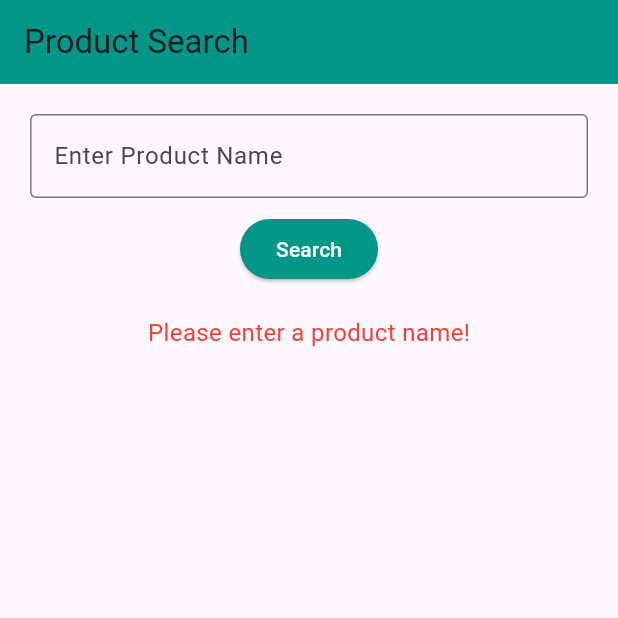
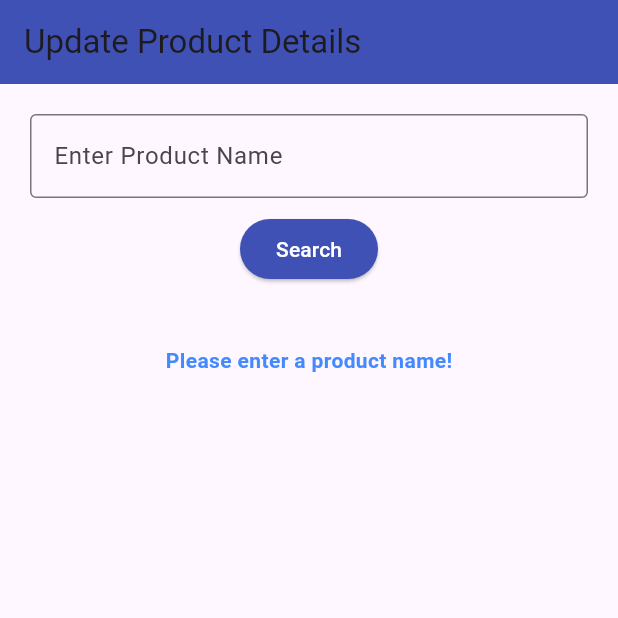
Before and after one commit to chrsin-lab/ex-9-, a Flutter app: the screen it shows after launch, after a tap on "Search", on a phone screen of 412 x 824 dp, the top half of it. Run offline on Flutter 3.47's test engine with Material 3 defaults, Android fonts, the phone set to English and light mode, and no system bars; our stand-ins replace cloud_firestore, firebase_core; accounts and stored records are empty.

```diff
--- a/lib/main.dart
+++ b/lib/main.dart
@@ -7,24 +7,29 @@ Future<void> main() async {
   await Firebase.initializeApp();
   runApp(const MaterialApp(
     debugShowCheckedModeBanner: false,
-    home: ProductSearchApp(),
+    home: UpdateProductApp(),
   ));
 }
 
-class ProductSearchApp extends StatefulWidget {
-  const ProductSearchApp({super.key});
+class UpdateProductApp extends StatefulWidget {
+  const UpdateProductApp({super.key});
 
   @override
-  State<ProductSearchApp> createState() => _ProductSearchAppState();
+  State<UpdateProductApp> createState() => _UpdateProductAppState();
 }
 
-class _ProductSearchAppState extends State<ProductSearchApp> {
-  final TextEditingController _searchController = TextEditingController();
+class _UpdateProductAppState extends State<UpdateProductApp> {
+  final TextEditingController _nameController = TextEditingController();
+  final TextEditingController _quantityController = TextEditingController();
+  final TextEditingController _priceController = TextEditingController();
+
   Map<String, dynamic>? _product;
   String _message = "";
+  String? _productId; // To track which document to update
 
+  // 🔍 Search Product Function
   Future<void> _searchProduct() async {
-    String productName = _searchController.text.trim();
+    String productName = _nameController.text.trim();
 
     if (productName.isEmpty) {
       setState(() {
@@ -41,14 +46,19 @@ class _ProductSearchAppState extends State<ProductSearchApp> {
           .get();
 
       if (snapshot.docs.isNotEmpty) {
+        var doc = snapshot.docs.first;
         setState(() {
-          _product = snapshot.docs.first.data() as Map<String, dynamic>;
+          _productId = doc.id;
+          _product = doc.data() as Map<String, dynamic>;
+          _quantityController.text = _product!['quantity'].toString();
+          _priceController.text = _product!['price'].toString();
           _message = "";
         });
       } else {
         setState(() {
           _product = null;
-          _message = "Product not found";
+          _productId = null;
+          _message = "Product not found.";
         });
       }
     } catch (e) {
@@ -58,20 +68,49 @@ class _ProductSearchAppState extends State<ProductSearchApp> {
     }
   }
 
+  // ✏️ Update Product Function
+  Future<void> _updateProduct() async {
+    if (_productId == null) {
+      setState(() {
+        _message = "Please search for a product first!";
+      });
+      return;
+    }
+
+    try {
+      await FirebaseFirestore.instance
+          .collection('products')
+          .doc(_productId)
+          .update({
+        'quantity': int.tryParse(_quantityController.text) ?? 0,
+        'price': double.tryParse(_priceController.text) ?? 0.0,
+      });
+
+      setState(() {
+        _message = "Product details updated successfully!";
+      });
+    } catch (e) {
+      setState(() {
+        _message = "Error updating product: $e";
+      });
+    }
+  }
+
   @override
   Widget build(BuildContext context) {
     return Scaffold(
       appBar: AppBar(
-        title: const Text("Product Search"),
-        backgroundColor: Colors.teal,
+        title: const Text("Update Product Details"),
+        backgroundColor: Colors.indigo,
       ),
       body: Padding(
         padding: const EdgeInsets.all(20),
+        child: SingleChildScrollView(
           child: Column(
             children: [
-            // Input Field
+              // 🔹 Product Name
               TextField(
-              controller: _searchController,
+                controller: _nameController,
                 decoration: const InputDecoration(
                   labelText: "Enter Product Name",
                   border: OutlineInputBorder(),
@@ -79,50 +118,67 @@ class _ProductSearchAppState extends State<ProductSearchApp> {
               ),
               const SizedBox(height: 10),
 
-            // Search Button
+              // 🔍 Search Button
               ElevatedButton(
                 onPressed: _searchProduct,
                 style: ElevatedButton.styleFrom(
-                backgroundColor: Colors.teal,
+                  backgroundColor: Colors.indigo,
                   foregroundColor: Colors.white,
                 ),
                 child: const Text("Search"),
               ),
               const SizedBox(height: 20),
 
-            // Display Result
-            if (_message.isNotEmpty)
+              if (_product != null) ...[
+                // 🧾 Quantity Field
+                TextField(
+                  controller: _quantityController,
+                  keyboardType: TextInputType.number,
+                  decoration: const InputDecoration(
+                    labelText: "Update Quantity",
+                    border: OutlineInputBorder(),
+                  ),
+                ),
+                const SizedBox(height: 10),
+
+                // 💰 Price Field
+                TextField(
+                  controller: _priceController,
+                  keyboardType: TextInputType.number,
+                  decoration: const InputDecoration(
+                    labelText: "Update Price",
+                    border: OutlineInputBorder(),
+                  ),
+                ),
+                const SizedBox(height: 10),
+
+                // ✏️ Update Button
+                ElevatedButton(
+                  onPressed: _updateProduct,
+                  style: ElevatedButton.styleFrom(
+                    backgroundColor: Colors.green,
+                    foregroundColor: Colors.white,
+                  ),
+                  child: const Text("Update"),
+                ),
+              ],
+
+              const SizedBox(height: 20),
+
+              // 🟢 Status Message
               Text(
                 _message,
-                style: const TextStyle(color: Colors.red, fontSize: 16),
+                style: TextStyle(
+                  color: _message.contains("Error")
+                      ? Colors.red
+                      : Colors.blueAccent,
+                  fontWeight: FontWeight.bold,
                 ),
-
-            if (_product != null)
-              Card(
-                elevation: 4,
-                margin: const EdgeInsets.symmetric(vertical: 10),
-                child: ListTile(
-                  title: Text(
-                    "Name: ${_product!['name']}",
-                    style: const TextStyle(fontWeight: FontWeight.bold),
-                  ),
-                  subtitle: Column(
-                    crossAxisAlignment: CrossAxisAlignment.start,
-                    children: [
-                      Text("Quantity: ${_product!['quantity']}"),
-                      Text("Price: ₹${_product!['price']}"),
-                      if (_product!['quantity'] < 5)
-                        const Text(
-                          "Low Stock!",
-                          style: TextStyle(color: Colors.red),
               ),
             ],
           ),
         ),
       ),
-          ],
-        ),
-      ),
     );
   }
 }
```
Lines whose indentation alone changed are shown as unchanged.
